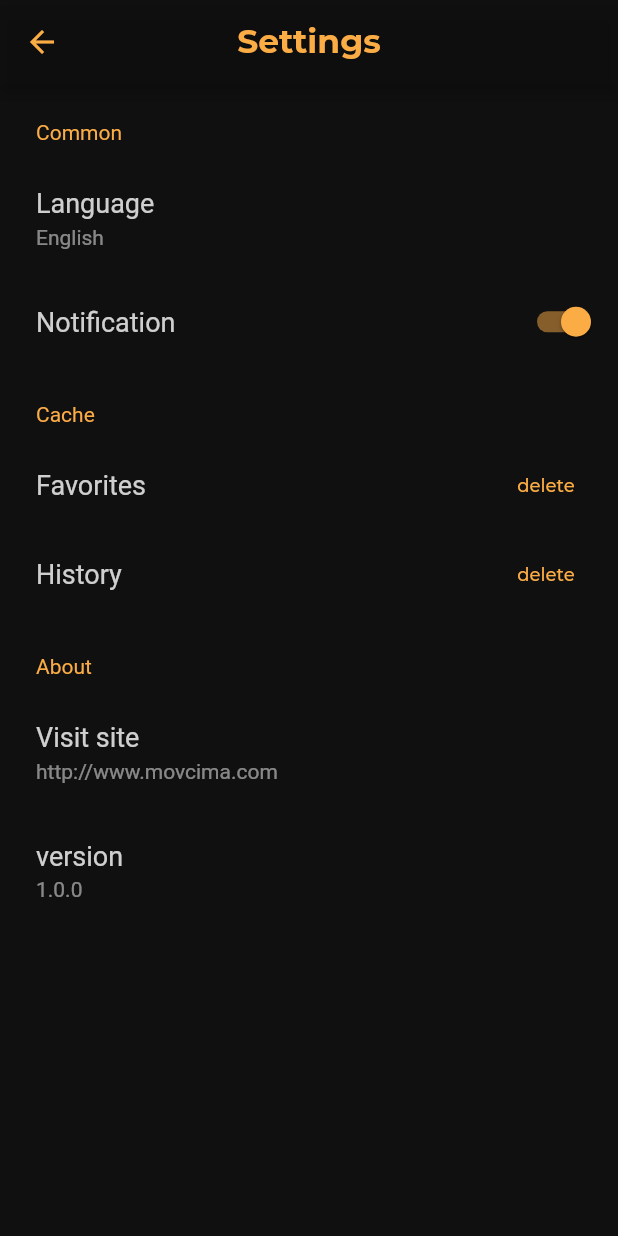
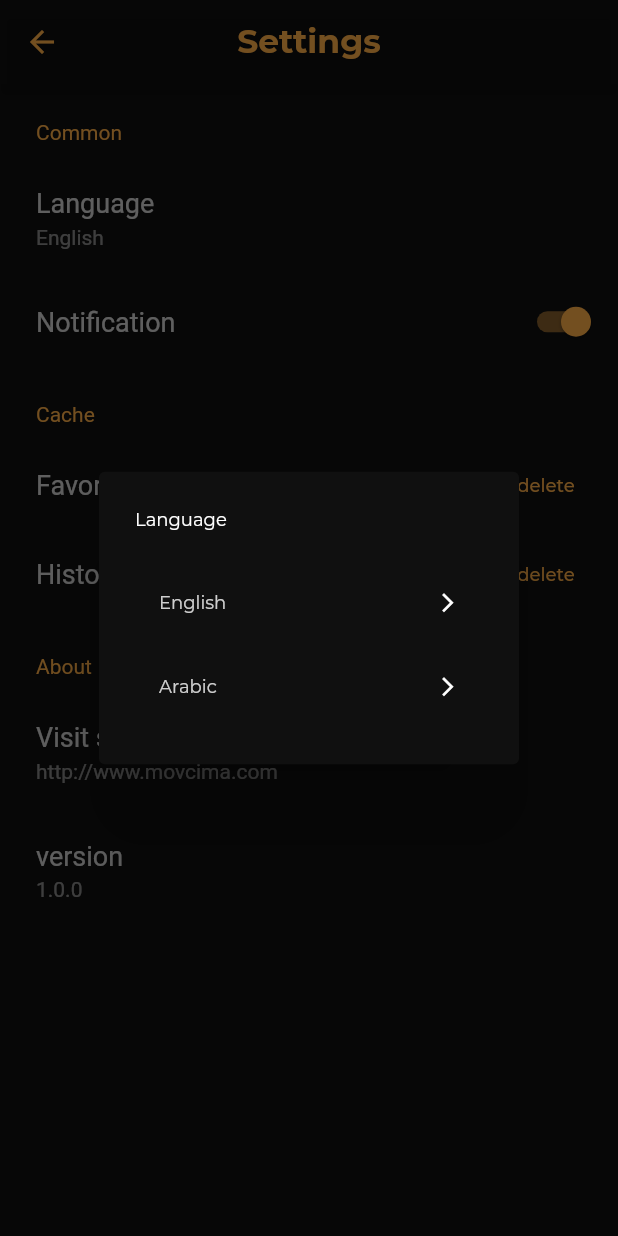
Before and after one commit to ismail97-hub/movie-app-frontEnd, a Flutter app: the SettingsView screen opened by its route, after a tap on "Language", on a phone screen of 412 x 824 dp. Run offline on Flutter 3.47's test engine with Material 2 defaults, Android fonts, the phone set to English and light mode, and no system bars; drawn by our look-alikes of settings_ui; our stand-ins replace cached_network_image, carousel_slider, dartz, data_connection_checker, device_info, device_preview and 23 more; missing offline and left inert: dart:ffi, device_information, sqfentity, sqfentity_gen; accounts and stored records are empty; generated files the repository leaves out were written again; network calls fail.

Commit message:
add language dialog + double click to exit + add to padding to favorite and history grid

```diff
--- a/assets/translations/ar-SA.json
+++ b/assets/translations/ar-SA.json
@@ -1,5 +1,7 @@
 {
   "lang":"العربية",
+  "english":"الانجليزية",
+  "arabic":"العربية",
   "no_route_found":"لا توجد شاشه",
   "loading":"جاري التحميل...",
   "retry_again":"حاول مره اخرى",
@@ -28,6 +30,7 @@
   "show_more":"أظهر المزيد",
   "show_less":"أظهر اقل",
   "added_to_favorites":"تم اضافته إلى المفضلة",
+  "exit_message":"انقر مرة أخرى للخروج",
   "common":"عام",
   "language":"اللغة",
   "notification":"الإشعارات",
--- a/assets/translations/en-US.json
+++ b/assets/translations/en-US.json
@@ -1,5 +1,7 @@
 {
   "lang":"English",
+  "english":"English",
+  "arabic":"Arabic",
   "no_route_found":"no route found",
   "loading":"loading ......",
   "retry_again":"Retry Again",
@@ -28,6 +30,7 @@
   "show_more":"Show more",
   "show_less":"Show less",
   "added_to_favorites":"added to favorites",
+  "exit_message":"Tap back again to leave",
   "common":"Common",
   "language":"Language",
   "notification":"Notification",
--- a/lib/app/functions.dart
+++ b/lib/app/functions.dart
@@ -40,10 +40,13 @@ Future<DeviceInfo> getDeviceDetails() async {
   return DeviceInfo(name, identifier);
 }
 
-showSnackBar(BuildContext context,String content) {
+showSnackBar(BuildContext context, String content) {
   final snackBar = SnackBar(
     backgroundColor: ColorManager.secondary,
-    content: Text(content.tr(),style: getMediumStyle(color: ColorManager.black),),
+    content: Text(
+      content.tr(),
+      style: getMediumStyle(color: ColorManager.black),
+    ),
   );
   ScaffoldMessenger.of(context).showSnackBar(snackBar);
 }
@@ -58,21 +61,23 @@ Future<bool> isPhonePermissionGaranted() async {
   }
 }
 
-bool isArabic(BuildContext context){
-  return context.locale==ARABIC_LOCAL;
+bool isArabic(BuildContext context) {
+  return context.locale == ARABIC_LOCAL;
 }
 
-EdgeInsets paddingTr(BuildContext context,{required double padding,double? top,double? bottom}){
+EdgeInsets paddingTr(BuildContext context,
+    {required double padding, double? top, double? bottom}) {
   return EdgeInsets.only(
-            top: top??AppPadding.p0,
-            bottom: bottom??AppPadding.p0,
-            left:isArabic(context)?AppPadding.p0:padding,
-            right: isArabic(context)?padding:AppPadding.p0);
+      top: top ?? AppPadding.p0,
+      bottom: bottom ?? AppPadding.p0,
+      left: isArabic(context) ? AppPadding.p0 : padding,
+      right: isArabic(context) ? padding : AppPadding.p0);
 }
 
 bool isRTL(String text) {
   return intl.Bidi.detectRtlDirectionality(text);
 }
+
 void share() {
   Share.share(Constant.shareText);
 }
@@ -91,3 +96,18 @@ void customLaunch(command) async {
         fontSize: FontSize.s16);
   }
 }
+
+dialogList(BuildContext context,
+    {required String title, required List<Widget> children}) async {
+  await showDialog(
+      context: context,
+      builder: (BuildContext context) {
+        return AlertDialog(
+            backgroundColor: ColorManager.primary,
+            title: Text(title.tr()),
+            content: ListView(
+                shrinkWrap: true,
+                physics: BouncingScrollPhysics(),
+                children: children));
+      });
+}
--- a/lib/presentation/favorites/components/favorite_grid_item.dart
+++ b/lib/presentation/favorites/components/favorite_grid_item.dart
@@ -29,6 +29,8 @@ class FavoriteGridItem extends StatelessWidget {
       onTap: () {
         onTap.call();
       },
+      child: Padding(
+        padding: EdgeInsets.only(top: AppPadding.p10),
         child: Stack(
           fit: StackFit.expand,
           children: [
@@ -88,6 +90,7 @@ class FavoriteGridItem extends StatelessWidget {
             ),
           ],
         ),
+      ),
     );
   }
 }
--- a/lib/presentation/favorites/favorites.dart
+++ b/lib/presentation/favorites/favorites.dart
@@ -44,7 +44,6 @@ class _FavoritesViewState extends State<FavoritesView> {
       appBar: AppBar(
         title: Text(AppStrings.favorites.tr()),
         elevation: AppSize.s4,
-        actions: [IconButton(onPressed: () {}, icon: Icon(IconManager.info))],
       ),
       body: StreamBuilder<FlowState>(
           stream: _viewModel.outputState,
--- a/lib/presentation/history/components/history_grid_item.dart
+++ b/lib/presentation/history/components/history_grid_item.dart
@@ -20,6 +20,8 @@ class HistoryGridItem extends StatelessWidget {
       onTap: () {
         onTap.call();
       },
+      child: Padding(
+        padding: EdgeInsets.only(top:AppPadding.p10),
         child: Column(
           children: [
             Expanded(
@@ -54,6 +56,7 @@ class HistoryGridItem extends StatelessWidget {
             ),
           ],
         ),
+      ),
     );
   }
 }
--- a/lib/presentation/history/history_view.dart
+++ b/lib/presentation/history/history_view.dart
@@ -46,7 +46,6 @@ class _HistoryViewState extends State<HistoryView> {
       appBar: AppBar(
         title: Text(AppStrings.history.tr()),
         elevation: AppSize.s4,
-        actions: [IconButton(onPressed: () {}, icon: Icon(IconManager.info))],
       ),
       body: StreamBuilder<FlowState>(
           stream: _viewModel.outputState,
--- a/lib/presentation/movie_player/movie_player_viewmodel.dart
+++ b/lib/presentation/movie_player/movie_player_viewmodel.dart
@@ -41,10 +41,10 @@ class MoviePlayerViewModel extends BaseViewModel
   @override
   Future<bool> onWillPop() {
     inputIsPageFinished.add(false);
-    SystemChrome.setPreferredOrientations([DeviceOrientation.portraitUp]).then((_) {
-      SystemChrome.setEnabledSystemUIMode(SystemUiMode.manual, overlays: SystemUiOverlay.values);
+    SystemChrome.setEnabledSystemUIMode(SystemUiMode.manual,overlays: SystemUiOverlay.values).then((_) {
+      SystemChrome.setPreferredOrientations([DeviceOrientation.portraitUp]);
     });
-    return Future.delayed(const Duration(milliseconds: 1500), () => true);
+    return Future.delayed(const Duration(milliseconds: 2000), () => true);
   }
 
   @override
--- a/lib/presentation/ressources/language_manager.dart
+++ b/lib/presentation/ressources/language_manager.dart
@@ -1,4 +1,5 @@
 import 'package:flutter/material.dart';
+import 'package:movieapp/presentation/ressources/strings_manager.dart';
 
 enum LanguageType { ENGLISH, ARABIC }
 
@@ -17,4 +18,22 @@ extension LanguageTypeExtension on LanguageType {
         return ARABIC;
     }
   }
+
+  String getTitle() {
+    switch (this) {
+      case LanguageType.ENGLISH:
+        return AppStrings.english;
+      case LanguageType.ARABIC:
+        return AppStrings.arabic;
+    }
+  }
+
+  Locale getLocale() {
+    switch (this) {
+      case LanguageType.ENGLISH:
+        return ENGLISH_LOCAL;
+      case LanguageType.ARABIC:
+        return ARABIC_LOCAL;
+    }
+  }
 }
--- a/lib/presentation/ressources/strings_manager.dart
+++ b/lib/presentation/ressources/strings_manager.dart
@@ -37,9 +37,12 @@ class AppStrings {
 
   //message
   static const String addedToFavorite = "added_to_favorites";
+  static const String exitMessage = "exit_message";
 
   //settings
   static const String lang = "lang";
+  static const String english = "english";
+  static const String arabic = "arabic";
   static const String common="common";
   static const String language="language";
   static const String notification="notification";
--- a/lib/presentation/settings/settings_view.dart
+++ b/lib/presentation/settings/settings_view.dart
@@ -5,6 +5,7 @@ import 'package:movieapp/app/di.dart';
 import 'package:movieapp/app/functions.dart';
 import 'package:movieapp/presentation/ressources/color_manager.dart';
 import 'package:movieapp/presentation/ressources/font_manager.dart';
+import 'package:movieapp/presentation/ressources/icon_manager.dart';
 import 'package:movieapp/presentation/ressources/language_manager.dart';
 import 'package:movieapp/presentation/ressources/strings_manager.dart';
 import 'package:movieapp/presentation/ressources/styles_manager.dart';
@@ -62,7 +63,7 @@ class _SettingsViewState extends State<SettingsView> {
                       title: Text(AppStrings.language.tr()),
                       value: Text(AppStrings.lang.tr()),
                       onPressed: (context) {
-                        _viewModel.changeLanguage(context);
+                        _languageChoiceDialog();
                       },
                     ),
                     SettingsTile.switchTile(
@@ -125,4 +126,23 @@ class _SettingsViewState extends State<SettingsView> {
               color: ColorManager.secondary, fontSize: FontSize.s12),
         ));
   }
+
+  _languageChoiceDialog() {
+    Locale locale = context.locale;
+    dialogList(context,
+        title: AppStrings.language,
+        children: LanguageType.values.map((language) {
+          return ListTile(
+            title: Text(language.getTitle().tr()),
+            trailing: Icon(
+              IconManager.arrowForward,
+              color: ColorManager.white,
+              size: AppSize.s15,
+            ),
+            onTap: () {
+              _viewModel.changeLanguage(context, locale, language.getLocale());
+            },
+          );
+        }).toList());
+  }
 }
--- a/lib/presentation/settings/settings_viewmodel.dart
+++ b/lib/presentation/settings/settings_viewmodel.dart
@@ -18,10 +18,10 @@ class SettingsViewModel extends BaseViewModel
 
   AppPreferences _appPreferences;
   FirebaseMessaging _firebaseMessaging;
-  SettingsViewModel(this._appPreferences,this._firebaseMessaging);
+  SettingsViewModel(this._appPreferences, this._firebaseMessaging);
 
   @override
-  void start()async {
+  void start() async {
     bool isNotificatinAllowed = await _appPreferences.isNotificationAllowed();
     print(isNotificatinAllowed);
     inputIsNotificaitonAllowed.add(isNotificatinAllowed);
@@ -35,7 +35,7 @@ class SettingsViewModel extends BaseViewModel
 
   @override
   onNotificationToggle(bool value) {
-    if (value==false) {
+    if (value == false) {
       disAllowNotification();
     } else {
       allowNotification();
@@ -44,20 +44,24 @@ class SettingsViewModel extends BaseViewModel
   }
 
   @override
-  changeLanguage(BuildContext context) {
-    _appPreferences.setLanguageChanged();
-    Phoenix.rebirth(context);
+  changeLanguage(BuildContext context,Locale appLocale,Locale selectedLocale) {
+    if (appLocale == selectedLocale) {
+      Navigator.of(context).pop();
+    } else {
+      _appPreferences.setLanguageChanged();
+      Phoenix.rebirth(context);
+    }
   }
 
   @override
-  deleteFavorite(BuildContext context)async {
+  deleteFavorite(BuildContext context) async {
     await Favorite().select().delete().then((value) {
       showSnackBar(context, AppStrings.deleteFavoriteMessage);
     });
   }
 
   @override
-  deleteHistory(BuildContext context) async{
+  deleteHistory(BuildContext context) async {
     await History().select().delete().then((value) {
       showSnackBar(context, AppStrings.deleteHistoryMessage);
     });
@@ -72,20 +76,19 @@ class SettingsViewModel extends BaseViewModel
       _isNotificaionAllowedStreamController.stream
           .map((isNotificationAllowed) => isNotificationAllowed);
 
-  allowNotification()async{
+  allowNotification() async {
     await _firebaseMessaging.subscribeToTopic(Constant.topic);
     await _appPreferences.allowNotification();
   }
 
-  disAllowNotification()async{
+  disAllowNotification() async {
     await _firebaseMessaging.unsubscribeFromTopic(Constant.topic);
     await _appPreferences.disAllowNotification();
   }
-
 }
 
 abstract class SettingsViewModelInput {
-  changeLanguage(BuildContext context);
+  changeLanguage(BuildContext context,Locale appLocale,Locale selectedLocale);
   onNotificationToggle(bool value);
   deleteFavorite(BuildContext context);
   deleteHistory(BuildContext context);
--- a/pubspec.yaml
+++ b/pubspec.yaml
@@ -74,6 +74,7 @@ dependencies:
     share_plus: ^3.1.0
     url_launcher: ^6.0.20
     fluttertoast: ^8.0.9
+    double_back_to_close_app: ^2.1.0
 
 dev_dependencies:
   flutter_test:
@@ -81,6 +82,7 @@ dev_dependencies:
   retrofit_generator: ^2.0.1
   build_runner: ^2.1.4
   build_verify: ^3.0.0
+
 
   # The "flutter_lints" package below contains a set of recommended lints to
   # encourage good coding practices. The lint set provided by the package is
```
Also changed, not shown: lib/presentation/home/drawer/app_drawer.dart (+8 -16 lines), lib/presentation/home/home.dart (+23 -10 lines), pubspec.lock. Lines whose indentation alone changed are shown as unchanged.
